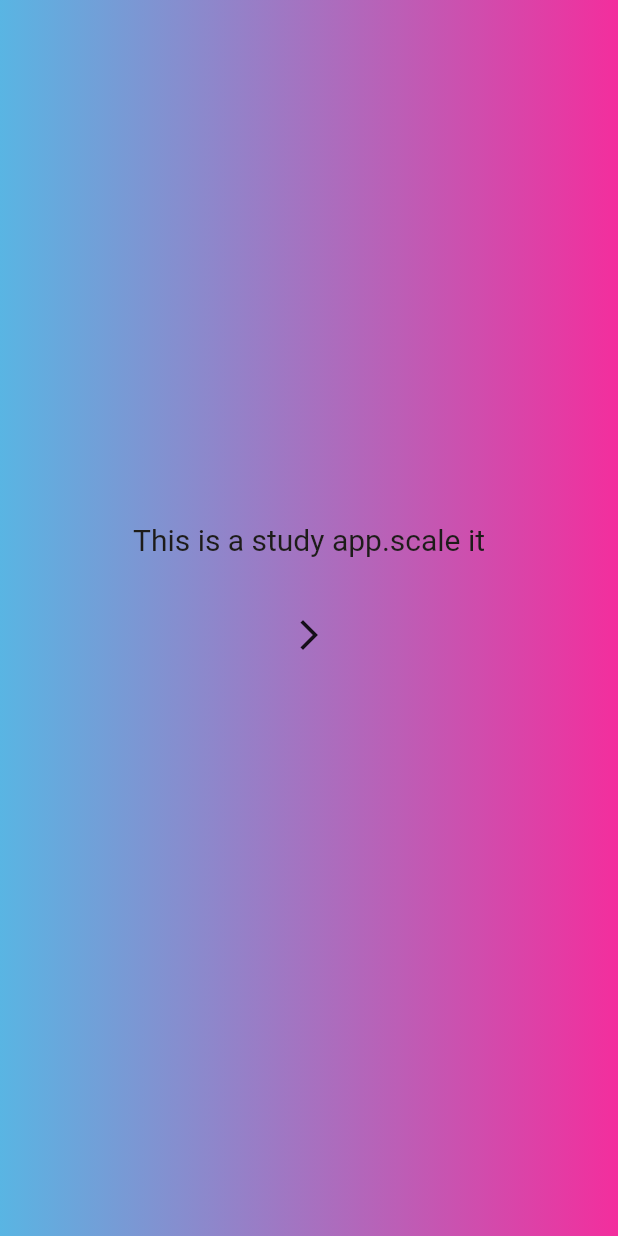
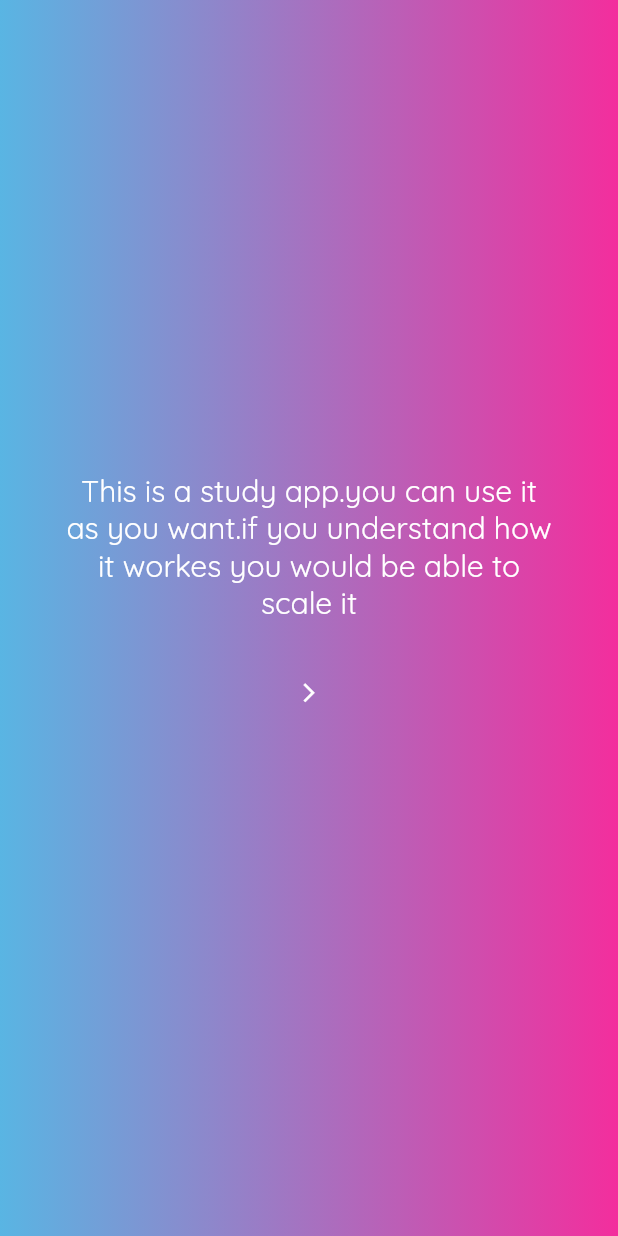
Before and after one commit to harshadok/Study_App_Firebase, a Flutter app: the screen it shows after launch, on a phone screen of 412 x 824 dp. Run offline on Flutter 3.47's test engine with Material 2 defaults, Android fonts, the phone set to English and light mode, and no system bars; our stand-ins replace cloud_firestore, firebase_core, get, google_fonts; accounts and stored records are empty; statements that could not run were skipped; project files that could hold a hidden picture were left out.

Commit message:
Theme Changed

```diff
--- a/firebase_studyapp/lib/bindigs/intial_bindings.dart
+++ b/firebase_studyapp/lib/bindigs/intial_bindings.dart
@@ -1,9 +1,11 @@
 import 'package:firebase_studyapp/controllers/auth_controler/auth_controller.dart';
+import 'package:firebase_studyapp/controllers/theme_controller.dart';
 import 'package:get/get.dart';
 
 class InitiolBiniding implements Bindings {
   @override
   void dependencies() {
+    Get.put(ThemeController());
     Get.put(AuthController(), permanent: true);
   }
 }
--- a/firebase_studyapp/lib/config/theme/app_colure.dart
+++ b/firebase_studyapp/lib/config/theme/app_colure.dart
@@ -3,6 +3,7 @@ import 'package:firebase_studyapp/config/theme/theme_light.dart';
 import 'package:firebase_studyapp/config/theme/ui_parameters.dart';
 import 'package:flutter/material.dart';
 
+const onSurfaceColure = Colors.white;
 const mainGradinetLight = LinearGradient(
     begin: Alignment.centerLeft,
     end: Alignment.centerRight,
--- a/firebase_studyapp/lib/config/theme/theme_dark.dart
+++ b/firebase_studyapp/lib/config/theme/theme_dark.dart
@@ -1,5 +1,18 @@
+import 'package:firebase_studyapp/config/sub_theme_data.dart';
 import 'package:flutter/material.dart';
 import 'package:flutter/widgets.dart';
 
 const primaryDarkColur = Color.fromARGB(255, 9, 44, 61);
 const primaryDarkColurSecond = Color.fromARGB(255, 168, 208, 228);
+const Color mainTextColor = Colors.white;
+
+class DarkTheme with SubThemeData {
+  buildDarkTheme() {
+    final ThemeData sysytemDarkTheme = ThemeData.dark();
+
+    return sysytemDarkTheme.copyWith(
+        iconTheme: getItemTheme(),
+        textTheme: getTextItems()
+            .apply(bodyColor: mainTextColor, displayColor: mainTextColor));
+  }
+}
--- a/firebase_studyapp/lib/config/theme/theme_light.dart
+++ b/firebase_studyapp/lib/config/theme/theme_light.dart
@@ -1,4 +1,17 @@
-import 'package:flutter/cupertino.dart';
+import 'package:firebase_studyapp/config/sub_theme_data.dart';
+import 'package:flutter/material.dart';
 
 const primarylightColur = Color.fromARGB(255, 89, 181, 227);
 const primarylightColurSecond = Color.fromARGB(255, 243, 46, 157);
+
+const Color mainTextColure = Color.fromARGB(255, 23, 21, 22);
+
+class LightTheme with SubThemeData {
+  buildlightTheme() {
+    final ThemeData sysytemLightTheme = ThemeData.light();
+    return sysytemLightTheme.copyWith(
+        iconTheme: getItemTheme(),
+        textTheme: getTextItems()
+            .apply(bodyColor: mainTextColure, displayColor: mainTextColure));
+  }
+}
--- /dev/null
+++ b/firebase_studyapp/lib/controllers/theme_controller.dart
@@ -0,0 +1,22 @@
+import 'package:firebase_studyapp/config/theme/theme_dark.dart';
+import 'package:firebase_studyapp/config/theme/theme_light.dart';
+import 'package:flutter/material.dart';
+import 'package:get/state_manager.dart';
+
+class ThemeController extends GetxController {
+  late ThemeData _darkTheme;
+  late ThemeData _lightTheme;
+  @override
+  void onInit() {
+    initilizeThemeData();
+    super.onInit();
+  }
+
+  initilizeThemeData() {
+    _darkTheme = DarkTheme().buildDarkTheme();
+    _lightTheme = LightTheme().buildlightTheme();
+  }
+
+  ThemeData get darkTheme => _darkTheme;
+  ThemeData get lightTheme => _lightTheme;
+}
--- a/firebase_studyapp/lib/main.dart
+++ b/firebase_studyapp/lib/main.dart
@@ -1,7 +1,10 @@
 import 'package:firebase_core/firebase_core.dart';
 import 'package:firebase_studyapp/bindigs/intial_bindings.dart';
+import 'package:firebase_studyapp/config/theme/theme_light.dart';
+import 'package:firebase_studyapp/controllers/theme_controller.dart';
 import 'package:firebase_studyapp/routes/app_routes/app_route.dart';
 import 'package:flutter/material.dart';
+import 'package:get/get.dart';
 import 'package:get/get_navigation/src/root/get_material_app.dart';
 
 // Future<void> main() async {
@@ -27,6 +30,7 @@ class MyApp extends StatelessWidget {
   @override
   Widget build(BuildContext context) {
     return GetMaterialApp(
+      theme: Get.find<ThemeController>().lightTheme,
       getPages: AppRoutes.routes(),
     );
   }
--- a/firebase_studyapp/lib/screen/introduction/introduction.dart
+++ b/firebase_studyapp/lib/screen/introduction/introduction.dart
@@ -18,9 +18,9 @@ class IntroductionScreen extends StatelessWidget {
           mainAxisAlignment: MainAxisAlignment.center,
           children: const [
             Text(
-              "This is a study app.scale it",
-              style: TextStyle(
-                  fontSize: 20, color: Color.fromARGB(255, 29, 28, 25)),
+              "This is a study app.you can use it as you want.if you understand how it workes you would be able to scale it",
+              textAlign: TextAlign.center,
+              style: TextStyle(fontSize: 20, color: onSurfaceColure),
             ),
             SizedBox(
               height: 40,
--- a/firebase_studyapp/pubspec.yaml
+++ b/firebase_studyapp/pubspec.yaml
@@ -51,6 +51,7 @@ dev_dependencies:
   flutter_lints: ^2.0.0
 
 
+
 # For information on the generic Dart part of this file, see the
 # following page: https://dart.dev/tools/pub/pubspec
 
```
Also changed, not shown: firebase_studyapp/lib/config/sub_theme_data.dart (+17 -0 lines).
